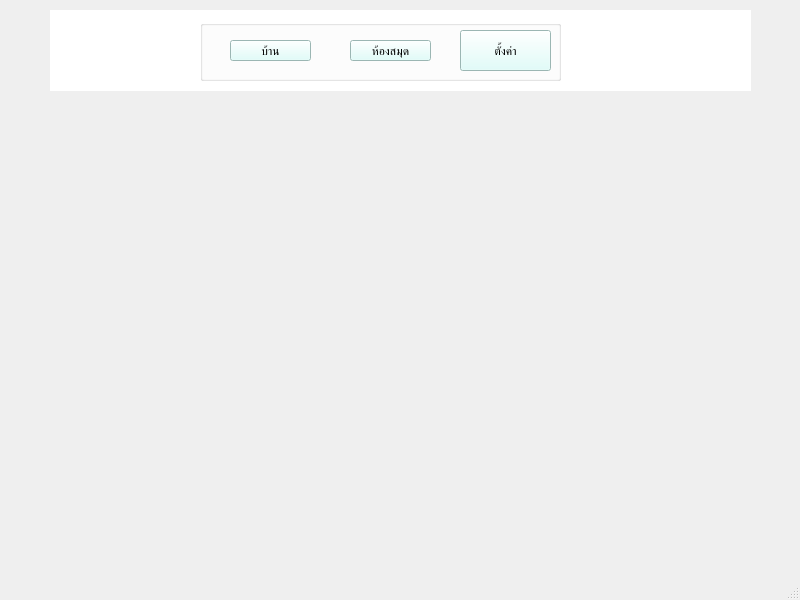
Old version of the form music setting.ui in the repository Niti-eng/app-music.
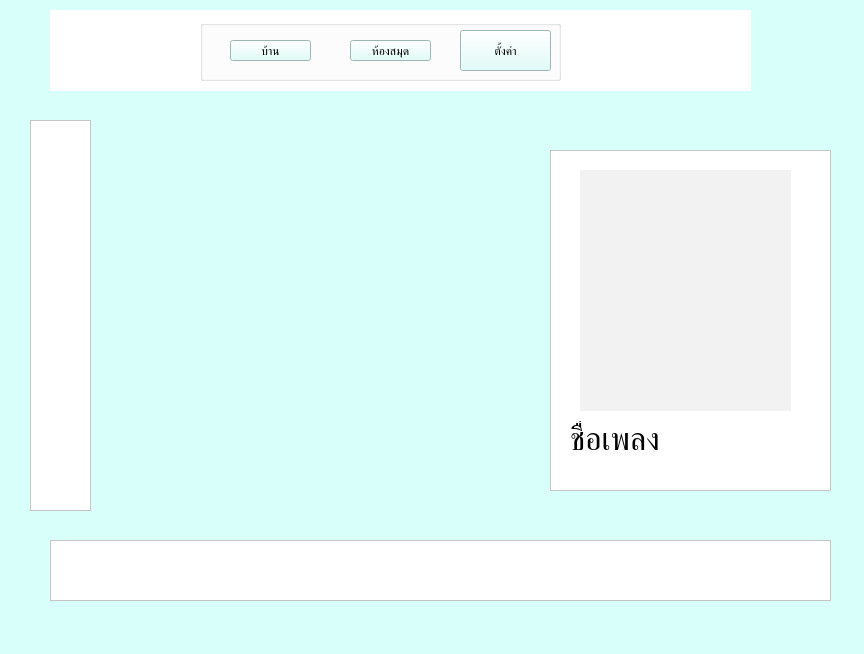
New version of the form.

Diff of the .ui file:
```diff
--- a/music setting.ui
+++ b/music setting.ui
@@ -6,13 +6,16 @@
    <rect>
     <x>0</x>
     <y>0</y>
-    <width>800</width>
-    <height>600</height>
+    <width>864</width>
+    <height>654</height>
    </rect>
   </property>
   <property name="windowTitle">
    <string>MainWindow</string>
   </property>
+  <property name="styleSheet">
+   <string notr="true">background-color: rgb(217, 255, 251);</string>
+  </property>
   <widget class="QWidget" name="centralwidget">
    <widget class="QWidget" name="bar_app" native="true">
     <property name="enabled">
@@ -91,8 +94,109 @@
      </widget>
     </widget>
    </widget>
+   <widget class="QFrame" name="Left_bar">
+    <property name="enabled">
+     <bool>true</bool>
+    </property>
+    <property name="geometry">
+     <rect>
+      <x>30</x>
+      <y>120</y>
+      <width>61</width>
+      <height>391</height>
+     </rect>
+    </property>
+    <property name="styleSheet">
+     <string notr="true">background-color: rgb(255, 255, 255);</string>
+    </property>
+    <property name="frameShape">
+     <enum>QFrame::Shape::StyledPanel</enum>
+    </property>
+    <property name="frameShadow">
+     <enum>QFrame::Shadow::Raised</enum>
+    </property>
+   </widget>
+   <widget class="QFrame" name="down_bar">
+    <property name="enabled">
+     <bool>true</bool>
+    </property>
+    <property name="geometry">
+     <rect>
+      <x>50</x>
+      <y>540</y>
+      <width>781</width>
+      <height>61</height>
+     </rect>
+    </property>
+    <property name="styleSheet">
+     <string notr="true">background-color: rgb(255, 255, 255);</string>
+    </property>
+    <property name="frameShape">
+     <enum>QFrame::Shape::StyledPanel</enum>
+    </property>
+    <property name="frameShadow">
+     <enum>QFrame::Shadow::Raised</enum>
+    </property>
+   </widget>
+   <widget class="QFrame" name="Right_bar">
+    <property name="enabled">
+     <bool>true</bool>
+    </property>
+    <property name="geometry">
+     <rect>
+      <x>550</x>
+      <y>150</y>
+      <width>281</width>
+      <height>341</height>
+     </rect>
+    </property>
+    <property name="styleSheet">
+     <string notr="true">background-color: rgb(255, 255, 255);</string>
+    </property>
+    <property name="frameShape">
+     <enum>QFrame::Shape::StyledPanel</enum>
+    </property>
+    <property name="frameShadow">
+     <enum>QFrame::Shadow::Raised</enum>
+    </property>
+    <widget class="QWidget" name="Media" native="true">
+     <property name="geometry">
+      <rect>
+       <x>30</x>
+       <y>20</y>
+       <width>211</width>
+       <height>241</height>
+      </rect>
+     </property>
+     <property name="styleSheet">
+      <string notr="true">background-color: rgb(242, 242, 242);</string>
+     </property>
+    </widget>
+    <widget class="QLabel" name="name_song">
+     <property name="geometry">
+      <rect>
+       <x>20</x>
+       <y>270</y>
+       <width>91</width>
+       <height>41</height>
+      </rect>
+     </property>
+     <property name="mouseTracking">
+      <bool>true</bool>
+     </property>
+     <property name="styleSheet">
+      <string notr="true">background-color: rgb(255, 255, 255);</string>
+     </property>
+     <property name="text">
+      <string>&lt;html&gt;&lt;head/&gt;&lt;body&gt;&lt;p&gt;&lt;span style=&quot; font-size:24pt;&quot;&gt;ชื่อเพลง&lt;/span&gt;&lt;/p&gt;&lt;/body&gt;&lt;/html&gt;</string>
+     </property>
+    </widget>
+   </widget>
+   <zorder>Right_bar</zorder>
+   <zorder>bar_app</zorder>
+   <zorder>Left_bar</zorder>
+   <zorder>down_bar</zorder>
   </widget>
-  <widget class="QStatusBar" name="statusbar"/>
  </widget>
  <resources/>
  <connections/>
```
